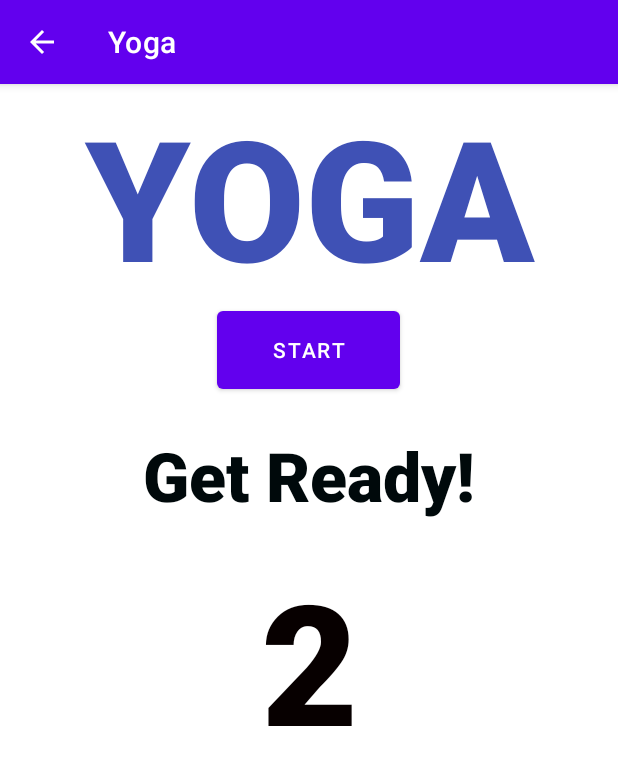
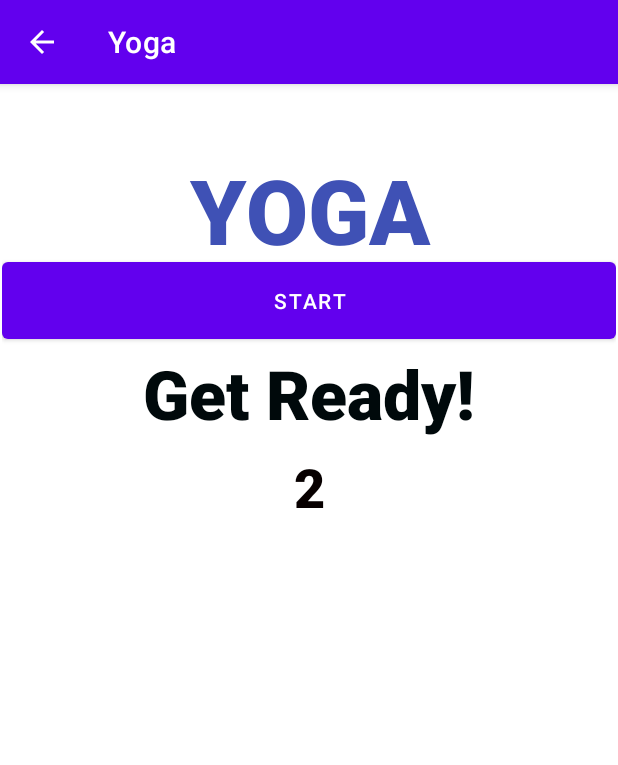
Before and after one commit to benagnes/MentalHealthTracker, an Android app: the Yoga screen opened directly, with no data from a screen before it, after a tap on "START", on a phone screen of 412 x 824 dp. Shown: the top 765 px of the screen. Run offline under Robolectric (Android 15) with nearby library versions, the phone set to English and light mode, and no system bars.

Commit message:
Fix yoga player and remove commented code from breathing exercises and yoga
Signed-off-by: Ben Agnes <bagnes@sfu.ca>

```diff
--- a/app/src/main/AndroidManifest.xml
+++ b/app/src/main/AndroidManifest.xml
@@ -38,9 +38,6 @@
             android:name=".WebSupportArticles"
             android:parentActivityName=".MoreResources" />
         <activity
-            android:name=".ConnectCounsellors"
-            android:parentActivityName=".MoreResources" />
-        <activity
             android:name="com.example.mentalhealthtracker.MainActivity"
             android:label="@string/app_name"
             android:theme="@style/Theme.MentalHealthTracker.NoActionBar">
@@ -57,7 +54,7 @@
             android:parentActivityName=".MoreResources"/>
         <activity
             android:name=".ConnectCounsellors"
-            android:parentActivityName=".MoreResources"/>
+            android:parentActivityName=".MoreResources" />
         <activity
             android:name=".ViewStatistics"
             android:parentActivityName=".MoreResources"/>
--- a/app/src/main/java/com/example/mentalhealthtracker/Yoga.java
+++ b/app/src/main/java/com/example/mentalhealthtracker/Yoga.java
@@ -29,7 +29,6 @@ public class Yoga extends AppCompatActivity {
     CountDownTimer initialCountDownTimer;
     TextView getReadyTextView;
     FloatingActionButton mSkipNextButton;
-    //Button restartButton;
     MediaPlayer mediaPlayer1;
 
     static int initialCounter = 3;
@@ -57,32 +56,35 @@ public class Yoga extends AppCompatActivity {
         }
         else {
             countDownTimer.cancel();
-            mSkipNextButton.setVisibility(View.INVISIBLE);
             poseNameTextView.setText(R.string.yogaCompletionMessage);
             image.setVisibility(View.INVISIBLE);
             timerTextView.setVisibility(View.INVISIBLE);
+            mSkipNextButton.setVisibility(View.INVISIBLE);
+            goButton.setVisibility(View.VISIBLE);
 
             // Reset the counter when we're at the end
             counter = 0;
 
-            mediaPlayer1.release();
-
-            //restartButton.setVisibility(View.VISIBLE);
+            if (mediaPlayer1 != null) {
+                mediaPlayer1.release();
+            }
         }
     }
 
-    public void startYoga(View view) {
-
+    public void startYoga() {
+        image.setVisibility(View.VISIBLE);
+        timerTextView.setVisibility(View.VISIBLE);
+        poseNameTextView.setVisibility(View.VISIBLE);
+        getReadyTextView.setVisibility(View.INVISIBLE);
+        initialCountdownTimerTextView.setVisibility(View.INVISIBLE);
         mSkipNextButton.setVisibility(View.VISIBLE);
+        poseNameTextView.setVisibility(View.VISIBLE);
 
         counterIsActive = true;
         goButton.setVisibility(View.INVISIBLE);
-        //restartButton.setVisibility(View.INVISIBLE);
 
         image.setImageResource(imageIds[counter]);
         poseNameTextView.setText(poseNames[counter]);
-
-        //image.setVisibility(View.VISIBLE);
 
         counter = 1;
 
@@ -105,11 +107,11 @@ public class Yoga extends AppCompatActivity {
 
     }
 
-
-    public void buttonClicked(View view) {
-
-        mSkipNextButton.setVisibility(View.INVISIBLE);
+    public void buttonClicked() {
         getReadyTextView.setText(R.string.yogaGetReadyText);
+        getReadyTextView.setVisibility(View.VISIBLE);
+        initialCountdownTimerTextView.setVisibility(View.VISIBLE);
+        poseNameTextView.setVisibility(View.INVISIBLE);
 
         initialCountDownTimer = new CountDownTimer(4000,1000) {
             @Override
@@ -119,50 +121,15 @@ public class Yoga extends AppCompatActivity {
             }
             @Override
             public void onFinish() {
-                //initialCountdownTimerTextView.setText("Finished");
                 mediaPlayer1 = MediaPlayer.create(getApplicationContext(), R.raw.beep);
-                //MediaPlayer mediaPlayer1 = MediaPlayer.create(getApplicationContext(), R.raw.beep);
                 mediaPlayer1.start();
                 getReadyTextView.setVisibility(View.INVISIBLE);
                 initialCountdownTimerTextView.setVisibility(View.INVISIBLE);
                 initialCounter = 3;
-                startYoga(view);
+                startYoga();
             }
         }.start();
     }
-
-
-
-
-//    public void restartButtonClicked(View view) {
-//
-//        poseNameTextView.setText("");
-//
-//        mSkipNextButton.setVisibility(View.INVISIBLE);
-//        getReadyTextView.setText("Get Ready!");
-//
-//        initialCountDownTimer = new CountDownTimer(4000,1000) {
-//            @Override
-//            public void onTick(long millisUntilFinished) {
-//                initialCountdownTimerTextView.setText(String.valueOf(initialCounter));
-//                initialCounter--;
-//            }
-//            @Override
-//            public void onFinish() {
-//                //initialCountdownTimerTextView.setText("Finished");
-//                MediaPlayer mediaPlayer1 = MediaPlayer.create(getApplicationContext(), R.raw.beep);
-//                mediaPlayer1.start();
-//                getReadyTextView.setVisibility(View.INVISIBLE);
-//                initialCountdownTimerTextView.setVisibility(View.INVISIBLE);
-//                initialCounter = 3;
-//                startYoga(view);
-//            }
-//        }.start();
-//    }
-
-
-
-
 
     public void updateTimer(int secondsLeft) {
         int minutes = secondsLeft / 60;
@@ -178,7 +145,6 @@ public class Yoga extends AppCompatActivity {
                 secondString));
     }
 
-
     @Override
     protected void onCreate(Bundle savedInstanceState) {
         super.onCreate(savedInstanceState);
@@ -188,18 +154,15 @@ public class Yoga extends AppCompatActivity {
         yogaTextView.setText(R.string.yogaPageTitle);
         poseNameTextView = findViewById(R.id.poseNameTextView);
         timerTextView = findViewById(R.id.countdownTextView);
-        goButton = findViewById(R.id.startButton);
         image = findViewById(R.id.yogaImageView);
         initialCountdownTimerTextView = findViewById(R.id.initialCountdownTextView);
         getReadyTextView = findViewById(R.id.getReadyTextView);
 
-//        restartButton = findViewById(R.id.restrtButton);
-//        restartButton.setVisibility(View.INVISIBLE);
+        goButton = findViewById(R.id.startButton);
+        goButton.setOnClickListener(v -> buttonClicked());
 
         mSkipNextButton = findViewById(R.id.mStepSkipButton);
-
         mSkipNextButton.setVisibility(View.INVISIBLE);
-
         mSkipNextButton.setOnClickListener((l) -> {
             countDownTimer.cancel();
             MediaPlayer mediaPlayer = MediaPlayer.create(getApplicationContext(), R.raw.beep);
@@ -210,13 +173,11 @@ public class Yoga extends AppCompatActivity {
         });
 
         ActionBar mainActionBar = getSupportActionBar();
-
         if (mainActionBar != null) {
             mainActionBar.setTitle(appBarTitle);
             mainActionBar.setDisplayHomeAsUpEnabled(true);
         }
     }
-
 
     @Override
     protected void onStop() {
@@ -225,10 +186,10 @@ public class Yoga extends AppCompatActivity {
             countDownTimer.cancel();
         counter = 0;
 
-        mediaPlayer1.release();
+        if (mediaPlayer1 != null) {
+            mediaPlayer1.release();
+        }
 
         super.onStop();
     }
-
-
 }
--- a/app/src/main/res/layout/activity_do_yoga.xml
+++ b/app/src/main/res/layout/activity_do_yoga.xml
@@ -7,125 +7,85 @@
     tools:context=".Yoga">
 
 
-
-    <ImageView
-        android:id="@+id/yogaImageView"
-        android:layout_width="414dp"
-        android:layout_height="321dp"
-        android:layout_marginTop="175dp"
-        android:layout_marginBottom="176dp"
-        android:contentDescription="@string/yogaImageContentDescription"
-        android:scaleType="fitCenter"
+    <LinearLayout
+        android:layout_width="409dp"
+        android:layout_height="682dp"
+        android:orientation="vertical"
         app:layout_constraintBottom_toBottomOf="parent"
         app:layout_constraintEnd_toEndOf="parent"
         app:layout_constraintStart_toStartOf="parent"
-        app:layout_constraintTop_toTopOf="parent" />
+        app:layout_constraintTop_toTopOf="parent">
 
         <TextView
-        android:id="@+id/countdownTextView"
-        android:layout_width="wrap_content"
-        android:layout_height="wrap_content"
-        android:layout_marginTop="75dp"
-        android:layout_marginBottom="38dp"
-        android:textAppearance="@style/TextAppearance.AppCompat.Display3"
-        app:layout_constraintBottom_toBottomOf="parent"
-        app:layout_constraintEnd_toEndOf="parent"
-        app:layout_constraintHorizontal_bias="0.5"
-        app:layout_constraintStart_toStartOf="parent"
-        app:layout_constraintTop_toBottomOf="@+id/yogaImageView" />
+            android:id="@+id/yogaTextView"
+            android:layout_width="match_parent"
+            android:layout_height="69dp"
+            android:fontFamily="sans-serif-black"
+            android:gravity="center"
+            android:text="@string/yogaHeaderText"
+            android:textAppearance="@style/TextAppearance.AppCompat.Display4"
+            android:textColor="#3F51B5"
+            android:textSize="60sp"
+            android:textStyle="bold" />
 
         <Button
             android:id="@+id/startButton"
-        android:layout_width="122dp"
-        android:layout_height="64dp"
-        android:layout_marginTop="155dp"
-        android:layout_marginBottom="15dp"
-        android:onClick="buttonClicked"
+            android:layout_width="match_parent"
+            android:layout_height="63dp"
+            android:gravity="center"
             android:text="@string/yogaStartButtonText"
-        app:layout_constraintBottom_toTopOf="@+id/yogaImageView"
-        app:layout_constraintEnd_toEndOf="parent"
-        app:layout_constraintHorizontal_bias="0.498"
-        app:layout_constraintStart_toStartOf="parent"
-        app:layout_constraintTop_toTopOf="parent"
-        app:layout_constraintVertical_bias="0.896"
             app:strokeColor="#FFFFFF"
             tools:visibility="visible" />
 
         <TextView
-        android:id="@+id/yogaTextView"
-        android:layout_width="354dp"
-        android:layout_height="124dp"
-        android:layout_marginTop="18dp"
-        android:layout_marginBottom="39dp"
+            android:id="@+id/getReadyTextView"
+            android:layout_width="match_parent"
+            android:layout_height="wrap_content"
             android:fontFamily="sans-serif-black"
-        android:text="@string/yogaHeaderText"
+            android:gravity="center"
+            android:textAppearance="@style/TextAppearance.AppCompat.Display2"
+            android:textColor="#00090B"
+            android:textStyle="bold" />
+
+        <TextView
+            android:id="@+id/initialCountdownTextView"
+            android:layout_width="match_parent"
+            android:layout_height="64dp"
+            android:fontFamily="sans-serif-black"
+            android:gravity="center"
             android:textAppearance="@style/TextAppearance.AppCompat.Display4"
-        android:textColor="#3F51B5"
-        android:textStyle="bold"
-        android:gravity="center"
-        app:layout_constraintBottom_toTopOf="@+id/startButton"
-        app:layout_constraintEnd_toEndOf="parent"
-        app:layout_constraintHorizontal_bias="0.5"
-        app:layout_constraintStart_toStartOf="parent"
-        app:layout_constraintTop_toTopOf="parent" />
+            android:textColor="#070000"
+            android:textSize="36sp" />
+
+        <ImageView
+            android:id="@+id/yogaImageView"
+            android:layout_width="match_parent"
+            android:layout_height="208dp"
+            android:contentDescription="@string/yogaImageContentDescription"
+            android:scaleType="fitCenter" />
 
         <TextView
             android:id="@+id/poseNameTextView"
-        android:layout_width="wrap_content"
-        android:layout_height="wrap_content"
-        android:layout_marginTop="8dp"
-        android:layout_marginBottom="45dp"
+            android:layout_width="match_parent"
+            android:layout_height="90dp"
             android:fontFamily="sans-serif-black"
             android:gravity="center"
             android:textAppearance="@style/TextAppearance.AppCompat.Display2"
             android:textColor="#2196F3"
-        app:layout_constraintBottom_toTopOf="@+id/countdownTextView"
-        app:layout_constraintEnd_toEndOf="parent"
-        app:layout_constraintHorizontal_bias="0.5"
-        app:layout_constraintStart_toStartOf="parent"
-        app:layout_constraintTop_toBottomOf="@+id/yogaImageView" />
+            android:textSize="36sp" />
 
         <TextView
-        android:id="@+id/initialCountdownTextView"
-        android:layout_width="199dp"
-        android:layout_height="167dp"
-        android:fontFamily="sans-serif-black"
+            android:id="@+id/countdownTextView"
+            android:layout_width="match_parent"
+            android:layout_height="59dp"
             android:gravity="center"
-        android:textAppearance="@style/TextAppearance.AppCompat.Display4"
-        android:textColor="#070000"
-        app:layout_constraintBottom_toBottomOf="parent"
-        app:layout_constraintEnd_toEndOf="parent"
-        app:layout_constraintHorizontal_bias="0.5"
-        app:layout_constraintStart_toStartOf="parent"
-        app:layout_constraintTop_toTopOf="parent" />
-
-    <TextView
-        android:id="@+id/getReadyTextView"
-        android:layout_width="254dp"
-        android:layout_height="63dp"
-        android:layout_marginTop="17dp"
-        android:layout_marginBottom="6dp"
-        android:fontFamily="sans-serif-black"
-        android:gravity="center"
-        android:textAppearance="@style/TextAppearance.AppCompat.Display2"
-        android:textColor="#00090B"
-        android:textStyle="bold"
-        app:layout_constraintBottom_toTopOf="@+id/initialCountdownTextView"
-        app:layout_constraintEnd_toEndOf="parent"
-        app:layout_constraintHorizontal_bias="0.5"
-        app:layout_constraintStart_toStartOf="parent"
-        app:layout_constraintTop_toBottomOf="@+id/startButton" />
+            android:textAppearance="@style/TextAppearance.AppCompat.Display3" />
 
         <com.google.android.material.floatingactionbutton.FloatingActionButton
             android:id="@+id/mStepSkipButton"
             android:layout_width="wrap_content"
-        android:layout_height="wrap_content"
-        android:layout_marginStart="339dp"
-        android:layout_marginLeft="339dp"
-        android:layout_marginTop="132dp"
-        android:layout_marginEnd="16dp"
-        android:layout_marginRight="16dp"
-        android:layout_marginBottom="8dp"
+            android:layout_height="75dp"
+            android:layout_gravity="end"
             android:clickable="true"
             android:contentDescription="@string/mindfulnessSkipButtonContentDesc"
             android:focusable="true"
@@ -134,32 +94,10 @@
             app:elevation="0dp"
             app:fabSize="normal"
             app:hoveredFocusedTranslationZ="0dp"
-        app:layout_constraintBottom_toBottomOf="parent"
-        app:layout_constraintEnd_toEndOf="parent"
-        app:layout_constraintStart_toStartOf="parent"
-        app:layout_constraintTop_toBottomOf="@+id/yogaImageView"
             app:rippleColor="@color/purple_500"
             app:srcCompat="@drawable/ic_baseline_arrow_forward_24"
             app:tint="#FFFFFF" />
 
-<!--    <Button-->
-<!--        android:id="@+id/restrtButton"-->
-<!--        android:layout_width="99dp"-->
-<!--        android:layout_height="55dp"-->
-<!--        android:layout_marginStart="31dp"-->
-<!--        android:layout_marginLeft="31dp"-->
-<!--        android:layout_marginTop="20dp"-->
-<!--        android:layout_marginEnd="20dp"-->
-<!--        android:layout_marginRight="20dp"-->
-<!--        android:layout_marginBottom="21dp"-->
-<!--        android:onClick="restartButtonClicked"-->
-<!--        android:text="@string/yogaRestartButtonText"-->
-<!--        android:textColor="#FFFFFF"-->
-<!--        app:backgroundTint="#562C9F"-->
-<!--        app:layout_constraintBottom_toTopOf="@+id/yogaImageView"-->
-<!--        app:layout_constraintEnd_toStartOf="@+id/startButton"-->
-<!--        app:layout_constraintStart_toStartOf="parent"-->
-<!--        app:layout_constraintTop_toBottomOf="@+id/yogaTextView" />-->
-
+    </LinearLayout>
 
 </androidx.constraintlayout.widget.ConstraintLayout>
```
Also changed, not shown: app/src/main/java/com/example/mentalhealthtracker/BreathingExercises.java (+0 -151 lines). Lines whose indentation alone changed are shown as unchanged.
